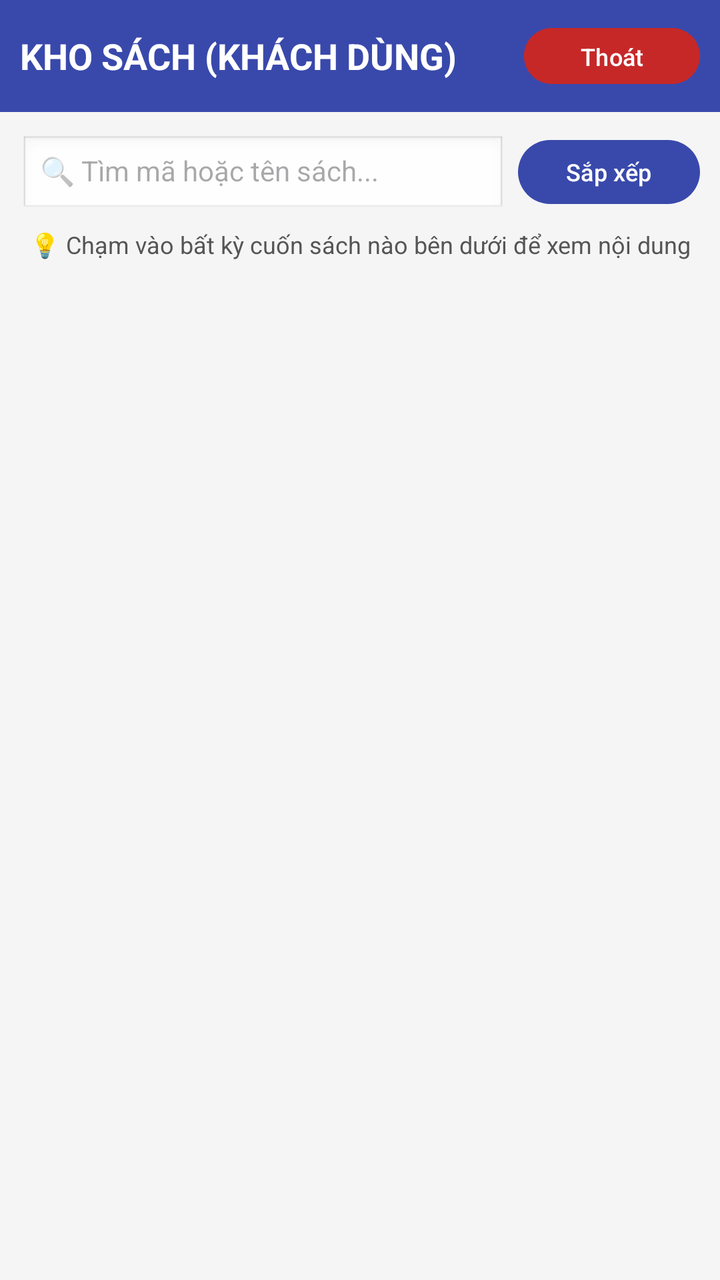
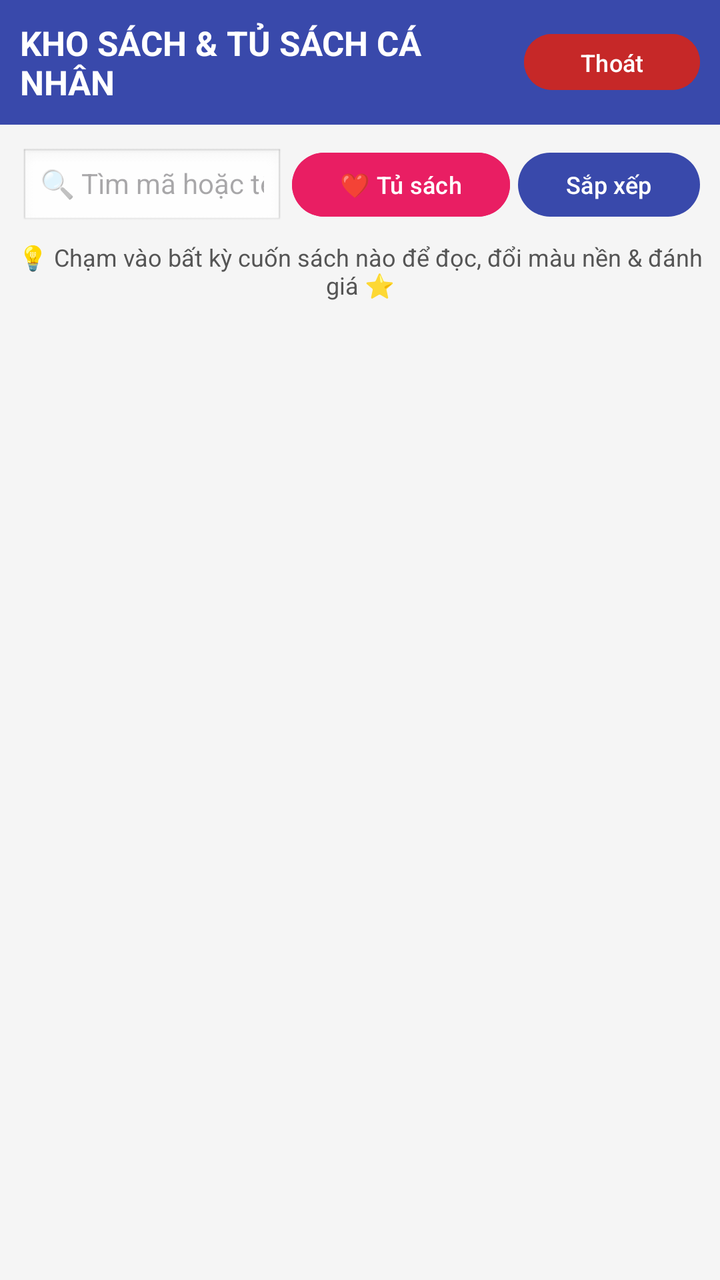

An Android layout rendered at two revisions. The XML below is the earlier revision; the diff shows what the commit changed to produce the second picture.
<!-- AndroidManifest.xml: application theme Theme.Tieuluanck -->
<!-- res/layout/activity_guest.xml -->
<?xml version="1.0" encoding="utf-8"?>
<LinearLayout xmlns:android="http://schemas.android.com/apk/res/android"
    xmlns:app="http://schemas.android.com/apk/res-auto"
    android:id="@+id/guest_main"
    android:layout_width="match_parent"
    android:layout_height="match_parent"
    android:orientation="vertical"
    android:fitsSystemWindows="true"
    android:background="#F5F5F5">

    
    <LinearLayout
        android:layout_width="match_parent"
        android:layout_height="wrap_content"
        android:background="@color/header_background"
        android:gravity="center_vertical"
        android:padding="10dp">

        <TextView
            android:layout_width="0dp"
            android:layout_height="wrap_content"
            android:layout_weight="1"
            android:text="KHO SÁCH (KHÁCH DÙNG)"
            android:textColor="@android:color/white"
            android:textSize="18sp"
            android:textStyle="bold" />

        <Button
            android:id="@+id/btnLogout"
            android:layout_width="wrap_content"
            android:layout_height="36dp"
            android:text="@string/thoat"
            android:textSize="12sp"
            android:backgroundTint="#C62828"
            android:textColor="@android:color/white"/>
    </LinearLayout>

    
    <LinearLayout
        android:layout_width="match_parent"
        android:layout_height="wrap_content"
        android:paddingHorizontal="10dp"
        android:paddingTop="10dp"
        android:paddingBottom="4dp">

        <EditText
            android:id="@+id/edtSearch"
            android:layout_width="0dp"
            android:layout_height="40dp"
            android:layout_weight="1"
            android:hint="@string/tim_kiem_hint"
            android:inputType="text"
            android:importantForAutofill="no"
            android:textSize="14sp"
            android:background="@android:drawable/edit_text"
            android:paddingHorizontal="10dp"/>

        <Button
            android:id="@+id/btnSort"
            android:layout_width="wrap_content"
            android:layout_height="40dp"
            android:layout_marginStart="6dp"
            android:text="@string/sap_xep"
            android:textSize="12sp"/>
    </LinearLayout>

    <TextView
        android:layout_width="match_parent"
        android:layout_height="wrap_content"
        android:text="💡 Chạm vào bất kỳ cuốn sách nào bên dưới để xem nội dung"
        android:textColor="#555555"
        android:textSize="12sp"
        android:gravity="center"
        android:paddingVertical="4dp"/>

    <ListView
        android:id="@+id/lv"
        android:layout_width="match_parent"
        android:layout_height="0dp"
        android:layout_weight="1"
        android:dividerHeight="4dp" />
</LinearLayout>
<!-- resources referenced by this layout -->
<resources>
  <color name="header_background">#3949AB</color>
  <string name="sap_xep">Sắp xếp</string>
  <string name="thoat">Thoát</string>
  <string name="tim_kiem_hint">🔍 Tìm mã hoặc tên sách...</string>
  <style name="Theme.Tieuluanck" parent="Base.Theme.Tieuluanck" />
  <style name="Base.Theme.Tieuluanck" parent="Theme.Material3.DayNight.NoActionBar">
          <item name="colorPrimary">@color/md_primary</item>
          <item name="colorOnPrimary">@color/md_on_primary</item>
          <item name="colorPrimaryContainer">@color/md_primary_container</item>
          <item name="colorOnPrimaryContainer">@color/md_on_primary_container</item>
          <item name="colorSecondary">@color/md_secondary</item>
          <item name="colorOnSecondary">@color/md_on_secondary</item>
          <item name="colorSecondaryContainer">@color/md_secondary_container</item>
          <item name="colorOnSecondaryContainer">@color/md_on_secondary_container</item>
          <item name="android:colorBackground">@color/md_surface_bg</item>
          <item name="colorSurface">@color/md_surface_card</item>
          <item name="colorSurfaceVariant">@color/md_surface_variant</item>
          <item name="colorOnSurface">@color/md_text_primary</item>
          <item name="colorOnSurfaceVariant">@color/md_text_secondary</item>
          <item name="colorOutline">@color/md_outline</item>
          <item name="android:statusBarColor">@android:color/transparent</item>
          <item name="android:navigationBarColor">@android:color/transparent</item>
      </style>
  <color name="md_primary">#3949AB</color>
  <color name="md_on_primary">#FFFFFF</color>
  <color name="md_primary_container">#E0E4FF</color>
  <color name="md_on_primary_container">#0F1B66</color>
  <color name="md_secondary">#D97706</color>
  <color name="md_on_secondary">#FFFFFF</color>
  <color name="md_secondary_container">#FEF3C7</color>
  <color name="md_on_secondary_container">#78350F</color>
  <color name="md_surface_bg">#F6F7FB</color>
  <color name="md_surface_card">#FFFFFF</color>
  <color name="md_surface_variant">#ECEFF6</color>
  <color name="md_text_primary">#161925</color>
  <color name="md_text_secondary">#5B6275</color>
  <color name="md_outline">#DCE1EE</color>
</resources>

<!-- the commit's change to res/layout/activity_guest.xml (unified diff, before → after) -->
@@ -1,6 +1,5 @@
 <?xml version="1.0" encoding="utf-8"?>
 <LinearLayout xmlns:android="http://schemas.android.com/apk/res/android"
-    xmlns:app="http://schemas.android.com/apk/res-auto"
     android:id="@+id/guest_main"
     android:layout_width="match_parent"
     android:layout_height="match_parent"
@@ -20,9 +19,9 @@
             android:layout_width="0dp"
             android:layout_height="wrap_content"
             android:layout_weight="1"
-            android:text="KHO SÁCH (KHÁCH DÙNG)"
+            android:text="KHO SÁCH &amp; TỦ SÁCH CÁ NHÂN"
             android:textColor="@android:color/white"
-            android:textSize="18sp"
+            android:textSize="17sp"
             android:textStyle="bold" />
 
         <Button
@@ -56,18 +55,28 @@
             android:paddingHorizontal="10dp"/>
 
         <Button
+            android:id="@+id/btnFavFilter"
+            android:layout_width="wrap_content"
+            android:layout_height="40dp"
+            android:layout_marginStart="4dp"
+            android:text="❤️ Tủ sách"
+            android:textSize="12sp"
+            android:backgroundTint="#E91E63"/>
+
+        <Button
             android:id="@+id/btnSort"
             android:layout_width="wrap_content"
             android:layout_height="40dp"
-            android:layout_marginStart="6dp"
+            android:layout_marginStart="4dp"
             android:text="@string/sap_xep"
             android:textSize="12sp"/>
     </LinearLayout>
 
     <TextView
+        android:id="@+id/tvGuide"
         android:layout_width="match_parent"
         android:layout_height="wrap_content"
-        android:text="💡 Chạm vào bất kỳ cuốn sách nào bên dưới để xem nội dung"
+        android:text="💡 Chạm vào bất kỳ cuốn sách nào để đọc, đổi màu nền &amp; đánh giá ⭐"
         android:textColor="#555555"
         android:textSize="12sp"
         android:gravity="center"
